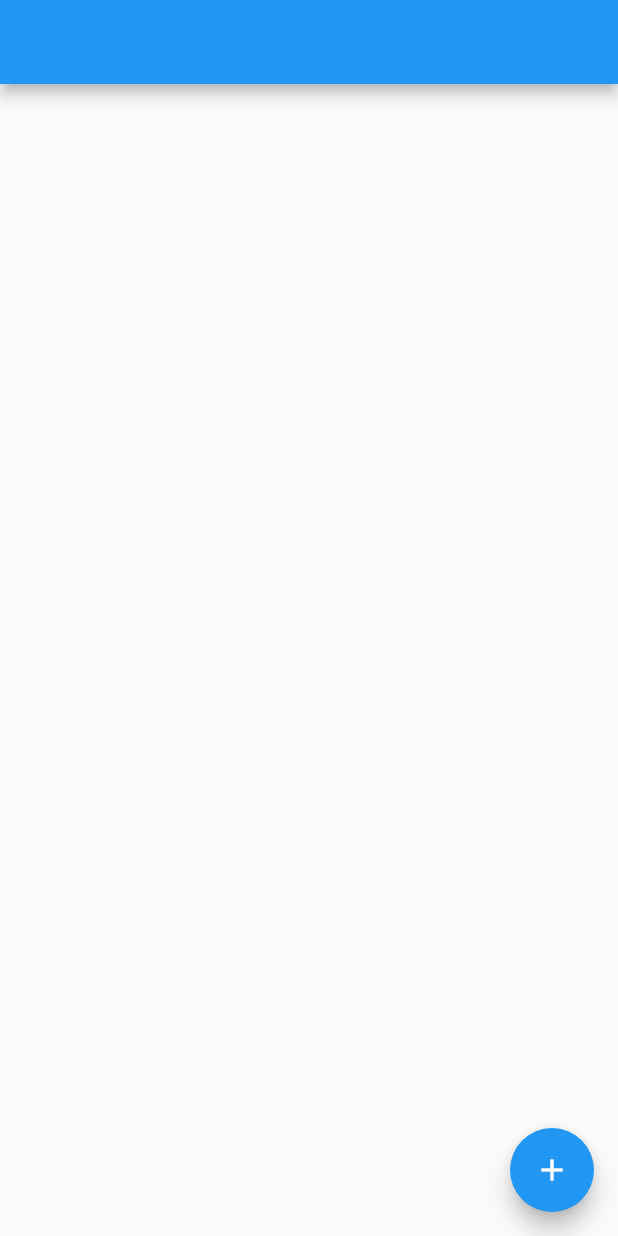
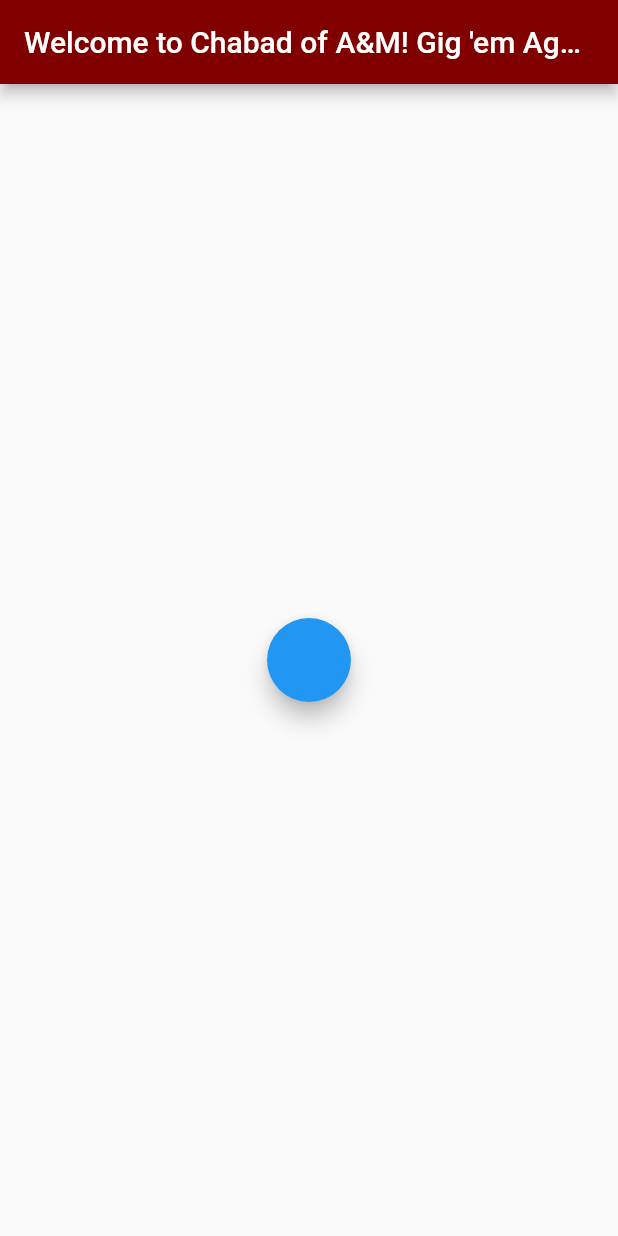
Before and after one commit to YonathanZetune/chabad_tv, a Flutter app: the screen it shows after launch, on a phone screen of 412 x 824 dp. Run offline on Flutter 3.47's test engine with Material 2 defaults, Android fonts, the phone set to English and light mode, and no system bars.

Commit message:
initial request and constants class

```diff
--- a/lib/main.dart
+++ b/lib/main.dart
@@ -1,8 +1,6 @@
 import 'package:flutter/material.dart';
-import 'package:webfeed/webfeed.dart';
 import 'package:http/http.dart' as http;
-import 'package:html/parser.dart' show parse;
-import 'package:html/dom.dart';
+import 'utilities/constants.dart';
 
 void main() => runApp(MyApp());
 
@@ -26,106 +24,31 @@ class MyApp extends StatelessWidget {
         // is not restarted.
         primarySwatch: Colors.blue,
       ),
-      home: MyHomePage(title: 'Flutter Demo Home Page'),
+      home: HomeWidget(),
     );
   }
 }
 
-class MyHomePage extends StatefulWidget {
-  MyHomePage({Key key, this.title}) : super(key: key);
-
-  // This widget is the home page of your application. It is stateful, meaning
-  // that it has a State object (defined below) that contains fields that affect
-  // how it looks.
-
-  // This class is the configuration for the state. It holds the values (in this
-  // case the title) provided by the parent (in this case the App widget) and
-  // used by the build method of the State. Fields in a Widget subclass are
-  // always marked "final".
-
-  final String title;
-
-  @override
-  _MyHomePageState createState() => _MyHomePageState();
-}
-
-class _MyHomePageState extends State<MyHomePage> {
-  int _counter = 0;
-  final _targetUrl =
-      'https://www.chabad.org/tools/rss/dailystudy_rss.xml';
-
-  Future<RssFeed> getFeed() =>
-      http.read(_targetUrl).then((xmlString) => RssFeed.parse(xmlString));
-
-  void _incrementCounter() async {
-    var response = await http.get('https://www.sefaria.org/Deuteronomy.27.1-10?lang=bi&aliyot=1');
-    var document = await getFeed();//parse(response.body);
-    RssItem item = document.items[4];
-    print(item.content);
-    //print(document.getElementsByTagName('meta')[1].outerHtml);
-    //var atomFeed = await getFeed(); //new AtomFeed.parse("https://www.hebcal.com/sedrot/index.xml");
-//    RssItem item = atomFeed.items.first;
-//    print(item.description);
-    setState(() {
-      // This call to setState tells the Flutter framework that something has
-      // changed in this State, which causes it to rerun the build method below
-      // so that the display can reflect the updated values. If we changed
-      // _counter without calling setState(), then the build method would not be
-      // called again, and so nothing would appear to happen.
-
-      _counter++;
-    });
+Widget HomeWidget() {
+  void getHTML() async {
+    final _targetUrl =
+        'https://www.hebcal.com/shabbat/?geo=geoname&amp;geonameid=4682464&amp;m=50&amp;cfg=j&amp;tgt=_top';
+    var response = await http.get(
+        _targetUrl);
+    Future getFeed() =>
+        http.get(_targetUrl).then((xmlString) => xmlString);
+    print(response.body);
   }
-
-  @override
-  Widget build(BuildContext context) {
-    // This method is rerun every time setState is called, for instance as done
-    // by the _incrementCounter method above.
-    //
-    // The Flutter framework has been optimized to make rerunning build methods
-    // fast, so that you can just rebuild anything that needs updating rather
-    // than having to individually change instances of widgets.
-    return Scaffold(
+  final List<FocusNode> focusNodes = List();
+  FocusNode focus = FocusNode();
+  focusNodes.add(focus);
+  return Scaffold(
       appBar: AppBar(
-        // Here we take the value from the MyHomePage object that was created by
-        // the App.build method, and use it to set our appbar title.
-        //title: Text(widget.title),
-      ),
-      body: Center(
-        // Center is a layout widget. It takes a single child and positions it
-        // in the middle of the parent.
-        child: Column(
-          // Column is also a layout widget. It takes a list of children and
-          // arranges them vertically. By default, it sizes itself to fit its
-          // children horizontally, and tries to be as tall as its parent.
-          //
-          // Invoke "debug painting" (press "p" in the console, choose the
-          // "Toggle Debug Paint" action from the Flutter Inspector in Android
-          // Studio, or the "Toggle Debug Paint" command in Visual Studio Code)
-          // to see the wireframe for each widget.
-          //
-          // Column has various properties to control how it sizes itself and
-          // how it positions its children. Here we use mainAxisAlignment to
-          // center the children vertically; the main axis here is the vertical
-          // axis because Columns are vertical (the cross axis would be
-          // horizontal).
-          mainAxisAlignment: MainAxisAlignment.center,
-          children: <Widget>[
-//            Text(
-//              'You have pushed the button this many times:',
-//            ),
-//            Text(
-//              '$_counter',
-//              style: Theme.of(context).textTheme.display1,
-//            ),
-          ],
-        ),
-      ),
-      floatingActionButton: FloatingActionButton(
-        onPressed: _incrementCounter,
-        tooltip: 'Increment',
-        child: Icon(Icons.add),
-      ), // This trailing comma makes auto-formatting nicer for build methods.
-    );
+        title: Text("Welcome to Chabad of A&M! Gig 'em Aggies!"),
+      backgroundColor: Constants.maroon,
+  ),
+  body: Center(
+  child: FloatingActionButton(onPressed: () async => getHTML(),),
+  ),
+  );
   }
-}
--- /dev/null
+++ b/lib/utilities/constants.dart
@@ -0,0 +1,15 @@
+import 'dart:ui';
+
+import 'package:flutter/material.dart';
+
+class Constants {
+  //Strings
+  static const appName = "Chabad TV";
+  //Numbers
+  //Themes
+  //Colors
+  static const maroon = Color.fromRGBO(128, 0, 0, 1.0);
+  //Styles
+  //Decoration
+  //Other
+}
--- a/pubspec.yaml
+++ b/pubspec.yaml
@@ -27,6 +27,7 @@ dependencies:
   http: ^0.12.0+2
   html: ^0.14.0+2
   flutter_html: ^0.11.0
+  focusnode_widgets: ^0.0.9
 
 dev_dependencies:
   flutter_test:
```
Also changed, not shown: lib/network/requests.dart (added, +25 -0 lines), pubspec.lock.
